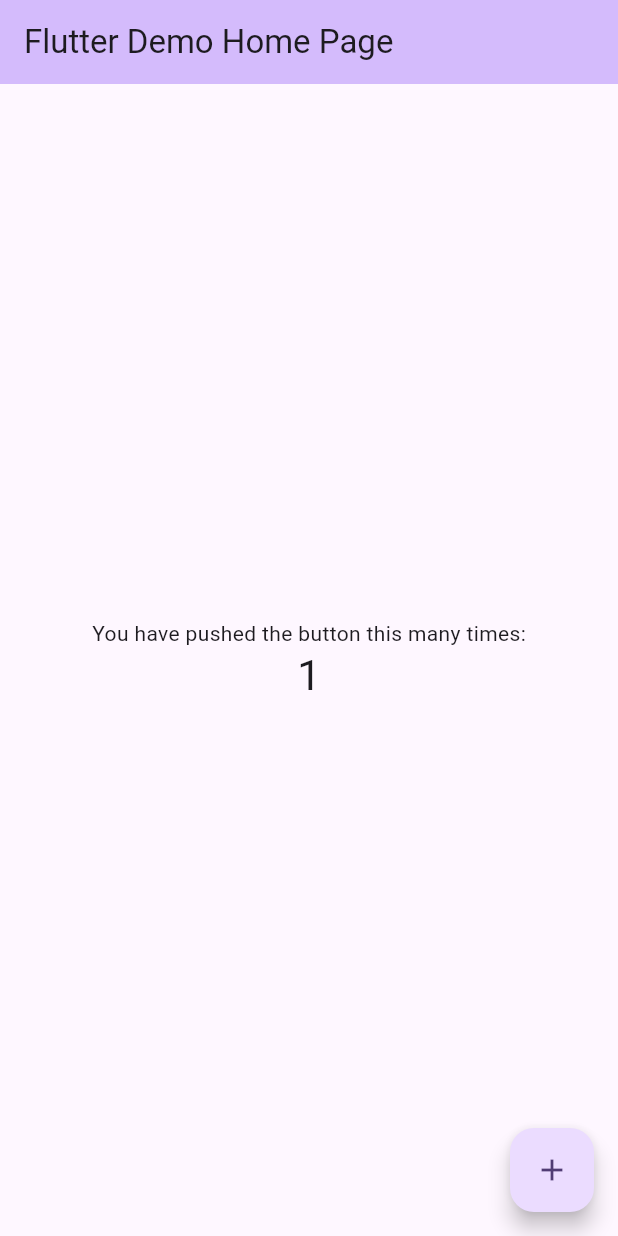
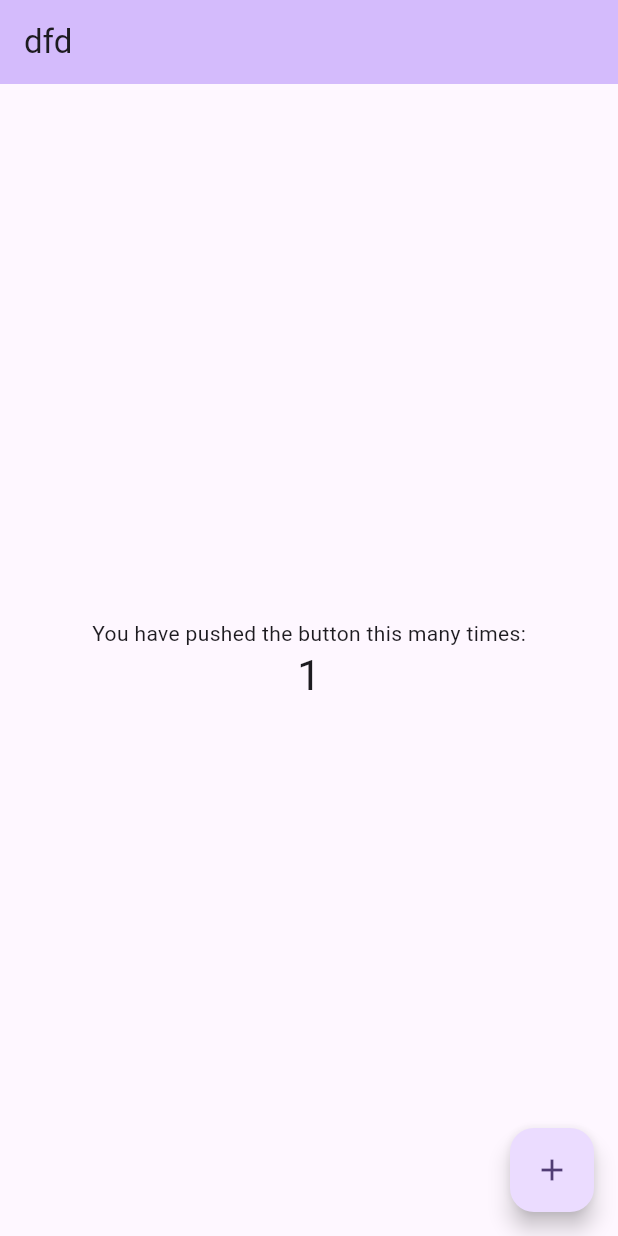
Before and after one commit to ninjaVr2/SendIN_Mobile, a Flutter app: the screen it shows after launch, after a tap on the "add" icon, on a phone screen of 412 x 824 dp. Run offline on Flutter 3.47's test engine with Material 2 defaults, Android fonts, the phone set to English and light mode, and no system bars; our stand-ins replace animated_splash_screen, page_transition.

Commit message:
update 12 files

```diff
--- a/lib/Shared/Screens/Splash/Splash1.dart
+++ b/lib/Shared/Screens/Splash/Splash1.dart
@@ -0,0 +1,13 @@
+import 'package:flutter/material.dart';
+class splash1 extends StatelessWidget {
+  const splash1({super.key});
+
+  @override
+  Widget build(BuildContext context) {
+    return Center(
+      child: Container(
+        child: Text("Splash 1"),
+      ),
+    );
+  }
+}
--- a/lib/Shared/Screens/Splash/Splash2.dart
+++ b/lib/Shared/Screens/Splash/Splash2.dart
@@ -0,0 +1,13 @@
+import 'package:flutter/material.dart';
+class splash2 extends StatelessWidget {
+  const splash2({super.key});
+
+  @override
+  Widget build(BuildContext context) {
+    return Center(
+      child: Container(
+        child: Text("Splash 2"),
+      ),
+    );
+  }
+}
--- a/lib/main.dart
+++ b/lib/main.dart
@@ -1,4 +1,8 @@
+import 'package:animated_splash_screen/animated_splash_screen.dart';
 import 'package:flutter/material.dart';
+import 'package:page_transition/page_transition.dart';
+import 'package:sendin_mobile/Shared/Screens/Splash/Splash1.dart';
+import 'package:sendin_mobile/Shared/Screens/Splash/Splash2.dart';
 
 void main() {
   runApp(const MyApp());
@@ -6,6 +10,15 @@ void main() {
 
 class MyApp extends StatelessWidget {
   const MyApp({super.key});
+
+Widget splash(dynamic splash,Widget nextScreen){
+  return AnimatedSplashScreen(
+    splash: splash,
+    nextScreen: nextScreen,
+    splashTransition: SplashTransition.slideTransition,
+    pageTransitionType: PageTransitionType.rightToLeft,
+    );
+}
 
   // This widget is the root of your application.
   @override
@@ -16,7 +29,7 @@ class MyApp extends StatelessWidget {
         colorScheme: ColorScheme.fromSeed(seedColor: Color.fromARGB(255, 117, 75, 189)),
         useMaterial3: true,
       ),
-      home: const MyHomePage(title: 'Flutter Demo Home Page'),
+      home: AnimatedSplashScreen(splash: splash1(), nextScreen: AnimatedSplashScreen(splash: splash2(),nextScreen: MyHomePage(title: "dfd"),)),
     );
   }
 }
--- a/pubspec.yaml
+++ b/pubspec.yaml
@@ -50,6 +50,7 @@ dependencies:
   shared_preferences: ^2.2.2
   flutter_chat_bubble: ^2.0.2
   carousel_slider: ^4.2.1
+  page_transition: ^2.1.0
 
 
 dev_dependencies:
```
Also changed, not shown: lib/Shared/Screens/Splash/Splash3.dart (added), pubspec.lock.
